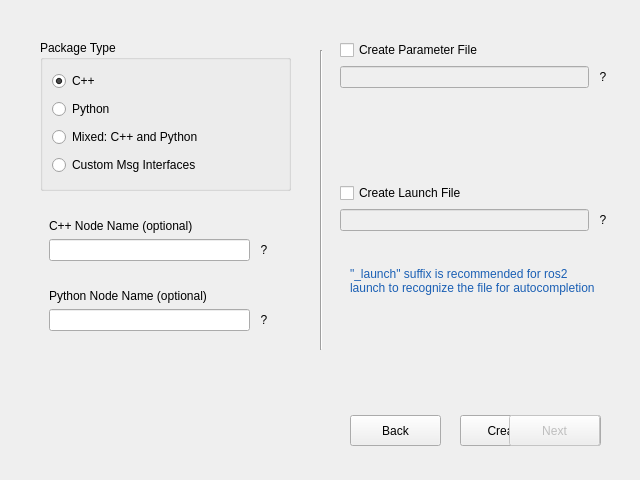
Before: the Qt Designer form turtle_nest/src/mainwindow.ui in Jannkar/turtle_nest, drawn with Qt 5.
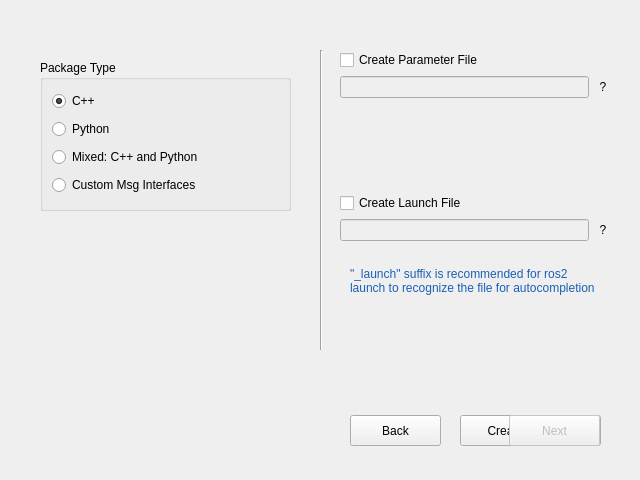
After: the same form once the commit is applied. The open tabs and pages were chosen to show the change. Icons and pictures are not drawn.

Commit message: Add lifecycle node adding to UI

```diff
--- a/turtle_nest/src/mainwindow.ui
+++ b/turtle_nest/src/mainwindow.ui
@@ -327,207 +327,11 @@
        <bool>true</bool>
       </property>
      </widget>
-     <widget class="QWidget" name="verticalLayoutWidget_2">
-      <property name="geometry">
-       <rect>
-        <x>40</x>
-        <y>210</y>
-        <width>261</width>
-        <height>166</height>
-       </rect>
-      </property>
-      <layout class="QVBoxLayout" name="nodeOptionsLayout">
-       <property name="spacing">
-        <number>10</number>
-       </property>
-       <property name="sizeConstraint">
-        <enum>QLayout::SetFixedSize</enum>
-       </property>
-       <item>
-        <widget class="QWidget" name="cppNodewidget" native="true">
-         <layout class="QVBoxLayout" name="verticalLayout_3">
-          <item>
-           <widget class="QLabel" name="cppNodeNameLabel">
-            <property name="text">
-             <string>C++ Node Name (optional)</string>
-            </property>
-           </widget>
-          </item>
-          <item>
-           <layout class="QHBoxLayout" name="horizontalLayout_2">
-            <item>
-             <widget class="QLineEdit" name="lineEditNodeNameCpp">
-              <property name="enabled">
-               <bool>true</bool>
-              </property>
-              <property name="minimumSize">
-               <size>
-                <width>201</width>
-                <height>0</height>
-               </size>
-              </property>
-              <property name="maximumSize">
-               <size>
-                <width>201</width>
-                <height>16777215</height>
-               </size>
-              </property>
-              <property name="focusPolicy">
-               <enum>Qt::StrongFocus</enum>
-              </property>
-              <property name="text">
-               <string/>
-              </property>
-              <property name="alignment">
-               <set>Qt::AlignLeading|Qt::AlignLeft|Qt::AlignVCenter</set>
-              </property>
-              <property name="modernStyle" stdset="0">
-               <bool>true</bool>
-              </property>
-             </widget>
-            </item>
-            <item>
-             <widget class="QToolButton" name="cppNodeNameInfoButton">
-              <property name="toolTip">
-               <string>&lt;!DOCTYPE HTML PUBLIC &quot;-//W3C//DTD HTML 4.0//EN&quot; &quot;http://www.w3.org/TR/REC-html40/strict.dtd&quot;&gt;
-&lt;html&gt;&lt;head&gt;&lt;meta name=&quot;qrichtext&quot; content=&quot;1&quot; /&gt;&lt;meta charset=&quot;utf-8&quot; /&gt;&lt;style type=&quot;text/css&quot;&gt;
-p, li { white-space: pre-wrap; }
-hr { height: 1px; border-width: 0; }
-li.unchecked::marker { content: &quot;\2610&quot;; }
-li.checked::marker { content: &quot;\2612&quot;; }
-&lt;/style&gt;&lt;/head&gt;&lt;body style=&quot; font-family:'Ubuntu Sans'; font-size:11pt; font-weight:400; font-style:normal;&quot;&gt;
-&lt;p style=&quot; margin-top:12px; margin-bottom:12px; margin-left:0px; margin-right:0px; -qt-block-indent:0; text-indent:0px;&quot;&gt;Node name needs to:&lt;/p&gt;
-&lt;p style=&quot; margin-top:12px; margin-bottom:12px; margin-left:0px; margin-right:0px; -qt-block-indent:0; text-indent:0px;&quot;&gt;• have only lowercase letters (a-z), digits (0-9), and underscores (_)&lt;/p&gt;
-&lt;p style=&quot; margin-top:12px; margin-bottom:12px; margin-left:0px; margin-right:0px; -qt-block-indent:0; text-indent:0px;&quot;&gt;• start with a letter&lt;/p&gt;&lt;/body&gt;&lt;/html&gt;</string>
-              </property>
-              <property name="styleSheet">
-               <string notr="true">border: none;</string>
-              </property>
-              <property name="text">
-               <string>?</string>
-              </property>
-              <property name="icon">
-               <iconset resource="../resources.qrc">
-                <normaloff>:/images/img/more-info-icon.svg</normaloff>:/images/img/more-info-icon.svg</iconset>
-              </property>
-              <property name="iconSize">
-               <size>
-                <width>24</width>
-                <height>24</height>
-               </size>
-              </property>
-              <property name="popupMode">
-               <enum>QToolButton::DelayedPopup</enum>
-              </property>
-              <property name="toolButtonStyle">
-               <enum>Qt::ToolButtonIconOnly</enum>
-              </property>
-              <property name="autoRaise">
-               <bool>false</bool>
-              </property>
-             </widget>
-            </item>
-           </layout>
-          </item>
-         </layout>
-        </widget>
-       </item>
-       <item>
-        <widget class="QWidget" name="pythonNodeWidget" native="true">
-         <layout class="QVBoxLayout" name="verticalLayout_4">
-          <item>
-           <widget class="QLabel" name="pythonNodeNameLabel">
-            <property name="text">
-             <string>Python Node Name (optional)</string>
-            </property>
-           </widget>
-          </item>
-          <item>
-           <layout class="QHBoxLayout" name="horizontalLayout">
-            <item>
-             <widget class="QLineEdit" name="lineEditNodeNamePython">
-              <property name="enabled">
-               <bool>true</bool>
-              </property>
-              <property name="minimumSize">
-               <size>
-                <width>201</width>
-                <height>0</height>
-               </size>
-              </property>
-              <property name="maximumSize">
-               <size>
-                <width>201</width>
-                <height>16777215</height>
-               </size>
-              </property>
-              <property name="focusPolicy">
-               <enum>Qt::StrongFocus</enum>
-              </property>
-              <property name="text">
-               <string/>
-              </property>
-              <property name="alignment">
-               <set>Qt::AlignLeading|Qt::AlignLeft|Qt::AlignVCenter</set>
-              </property>
-              <property name="modernStyle" stdset="0">
-               <bool>true</bool>
-              </property>
-             </widget>
-            </item>
-            <item>
-             <widget class="QToolButton" name="pythonNodeNameInfoButton">
-              <property name="toolTip">
-               <string>&lt;!DOCTYPE HTML PUBLIC &quot;-//W3C//DTD HTML 4.0//EN&quot; &quot;http://www.w3.org/TR/REC-html40/strict.dtd&quot;&gt;
-&lt;html&gt;&lt;head&gt;&lt;meta name=&quot;qrichtext&quot; content=&quot;1&quot; /&gt;&lt;meta charset=&quot;utf-8&quot; /&gt;&lt;style type=&quot;text/css&quot;&gt;
-p, li { white-space: pre-wrap; }
-hr { height: 1px; border-width: 0; }
-li.unchecked::marker { content: &quot;\2610&quot;; }
-li.checked::marker { content: &quot;\2612&quot;; }
-&lt;/style&gt;&lt;/head&gt;&lt;body style=&quot; font-family:'Ubuntu Sans'; font-size:11pt; font-weight:400; font-style:normal;&quot;&gt;
-&lt;p style=&quot; margin-top:12px; margin-bottom:12px; margin-left:0px; margin-right:0px; -qt-block-indent:0; text-indent:0px;&quot;&gt;Node name needs to:&lt;/p&gt;
-&lt;p style=&quot; margin-top:12px; margin-bottom:12px; margin-left:0px; margin-right:0px; -qt-block-indent:0; text-indent:0px;&quot;&gt;• have only lowercase letters (a-z), digits (0-9), and underscores (_)&lt;/p&gt;
-&lt;p style=&quot; margin-top:12px; margin-bottom:12px; margin-left:0px; margin-right:0px; -qt-block-indent:0; text-indent:0px;&quot;&gt;• start with a letter&lt;/p&gt;&lt;/body&gt;&lt;/html&gt;</string>
-              </property>
-              <property name="styleSheet">
-               <string notr="true">border: none;</string>
-              </property>
-              <property name="text">
-               <string>?</string>
-              </property>
-              <property name="icon">
-               <iconset resource="../resources.qrc">
-                <normaloff>:/images/img/more-info-icon.svg</normaloff>:/images/img/more-info-icon.svg</iconset>
-              </property>
-              <property name="iconSize">
-               <size>
-                <width>24</width>
-                <height>24</height>
-               </size>
-              </property>
-              <property name="popupMode">
-               <enum>QToolButton::DelayedPopup</enum>
-              </property>
-              <property name="toolButtonStyle">
-               <enum>Qt::ToolButtonIconOnly</enum>
-              </property>
-              <property name="autoRaise">
-               <bool>false</bool>
-              </property>
-             </widget>
-            </item>
-           </layout>
-          </item>
-         </layout>
-        </widget>
-       </item>
-      </layout>
-     </widget>
      <widget class="QGroupBox" name="packageTypeBox">
       <property name="geometry">
        <rect>
         <x>40</x>
-        <y>40</y>
+        <y>60</y>
         <width>251</width>
         <height>151</height>
        </rect>
@@ -573,7 +377,7 @@
       <property name="geometry">
        <rect>
         <x>340</x>
-        <y>40</y>
+        <y>50</y>
         <width>271</width>
         <height>191</height>
        </rect>
@@ -755,6 +559,131 @@
      </widget>
     </widget>
     <widget class="QWidget" name="page_3">
+     <widget class="QLabel" name="label_5">
+      <property name="geometry">
+       <rect>
+        <x>40</x>
+        <y>60</y>
+        <width>275</width>
+        <height>18</height>
+       </rect>
+      </property>
+      <property name="text">
+       <string>Node Type</string>
+      </property>
+     </widget>
+     <widget class="QListWidget" name="nodeTypeListWidget">
+      <property name="geometry">
+       <rect>
+        <x>40</x>
+        <y>90</y>
+        <width>241</width>
+        <height>201</height>
+       </rect>
+      </property>
+      <property name="currentRow">
+       <number>-1</number>
+      </property>
+     </widget>
+     <widget class="QLabel" name="cppNodeNameLabel">
+      <property name="geometry">
+       <rect>
+        <x>350</x>
+        <y>60</y>
+        <width>161</width>
+        <height>20</height>
+       </rect>
+      </property>
+      <property name="text">
+       <string>Node Name</string>
+      </property>
+     </widget>
+     <widget class="QWidget" name="">
+      <property name="geometry">
+       <rect>
+        <x>350</x>
+        <y>90</y>
+        <width>241</width>
+        <height>51</height>
+       </rect>
+      </property>
+      <layout class="QHBoxLayout" name="horizontalLayout_2">
+       <item>
+        <widget class="QLineEdit" name="nodeNameLineEdit">
+         <property name="enabled">
+          <bool>true</bool>
+         </property>
+         <property name="minimumSize">
+          <size>
+           <width>201</width>
+           <height>0</height>
+          </size>
+         </property>
+         <property name="maximumSize">
+          <size>
+           <width>201</width>
+           <height>16777215</height>
+          </size>
+         </property>
+         <property name="focusPolicy">
+          <enum>Qt::StrongFocus</enum>
+         </property>
+         <property name="text">
+          <string/>
+         </property>
+         <property name="alignment">
+          <set>Qt::AlignLeading|Qt::AlignLeft|Qt::AlignVCenter</set>
+         </property>
+         <property name="modernStyle" stdset="0">
+          <bool>true</bool>
+         </property>
+        </widget>
+       </item>
+       <item>
+        <widget class="QToolButton" name="NodeNameInfoButton">
+         <property name="toolTip">
+          <string>&lt;!DOCTYPE HTML PUBLIC &quot;-//W3C//DTD HTML 4.0//EN&quot; &quot;http://www.w3.org/TR/REC-html40/strict.dtd&quot;&gt;
+&lt;html&gt;&lt;head&gt;&lt;meta name=&quot;qrichtext&quot; content=&quot;1&quot; /&gt;&lt;meta charset=&quot;utf-8&quot; /&gt;&lt;style type=&quot;text/css&quot;&gt;
+p, li { white-space: pre-wrap; }
+hr { height: 1px; border-width: 0; }
+li.unchecked::marker { content: &quot;\2610&quot;; }
+li.checked::marker { content: &quot;\2612&quot;; }
+&lt;/style&gt;&lt;/head&gt;&lt;body style=&quot; font-family:'Ubuntu Sans'; font-size:11pt; font-weight:400; font-style:normal;&quot;&gt;
+&lt;p style=&quot; margin-top:12px; margin-bottom:12px; margin-left:0px; margin-right:0px; -qt-block-indent:0; text-indent:0px;&quot;&gt;Node name needs to:&lt;/p&gt;
+&lt;p style=&quot; margin-top:12px; margin-bottom:12px; margin-left:0px; margin-right:0px; -qt-block-indent:0; text-indent:0px;&quot;&gt;• have only lowercase letters (a-z), digits (0-9), and underscores (_)&lt;/p&gt;
+&lt;p style=&quot; margin-top:12px; margin-bottom:12px; margin-left:0px; margin-right:0px; -qt-block-indent:0; text-indent:0px;&quot;&gt;• start with a letter&lt;/p&gt;&lt;/body&gt;&lt;/html&gt;</string>
+         </property>
+         <property name="styleSheet">
+          <string notr="true">border: none;</string>
+         </property>
+         <property name="text">
+          <string>?</string>
+         </property>
+         <property name="icon">
+          <iconset resource="../resources.qrc">
+           <normaloff>:/images/img/more-info-icon.svg</normaloff>:/images/img/more-info-icon.svg</iconset>
+         </property>
+         <property name="iconSize">
+          <size>
+           <width>24</width>
+           <height>24</height>
+          </size>
+         </property>
+         <property name="popupMode">
+          <enum>QToolButton::DelayedPopup</enum>
+         </property>
+         <property name="toolButtonStyle">
+          <enum>Qt::ToolButtonIconOnly</enum>
+         </property>
+         <property name="autoRaise">
+          <bool>false</bool>
+         </property>
+        </widget>
+       </item>
+      </layout>
+     </widget>
+    </widget>
+    <widget class="QWidget" name="page_4">
      <widget class="QLabel" name="label">
       <property name="geometry">
        <rect>
```
Left out of the diff: 2 changed lines with no effect on the pictures. The commit also changes 10 other files.
